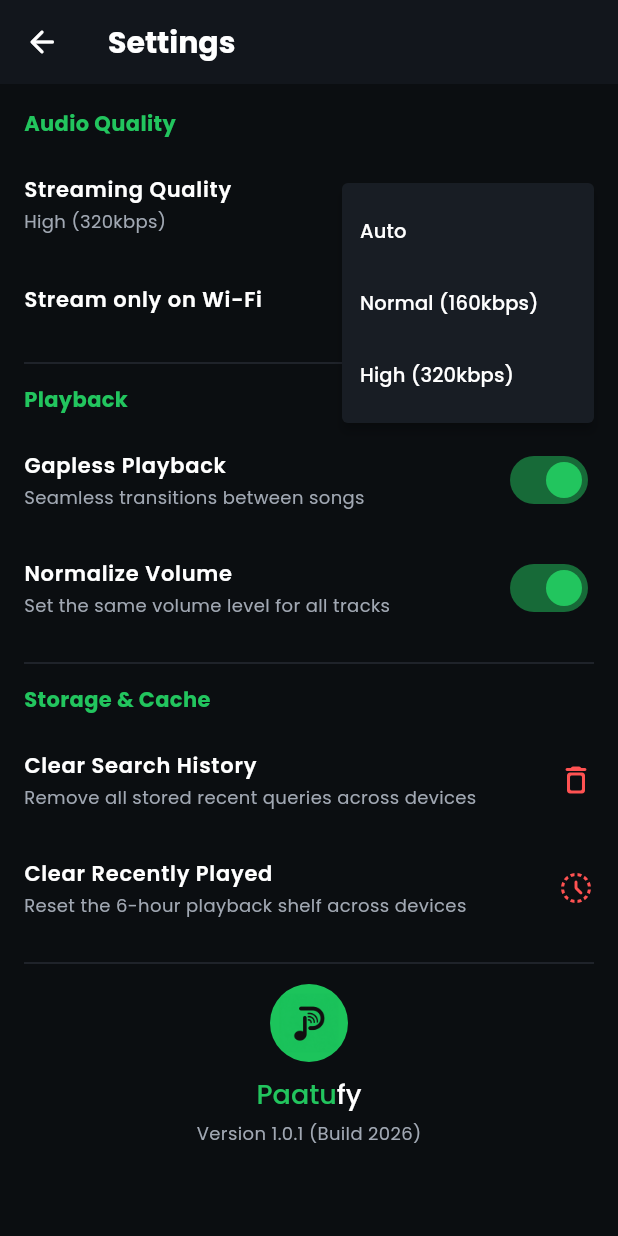
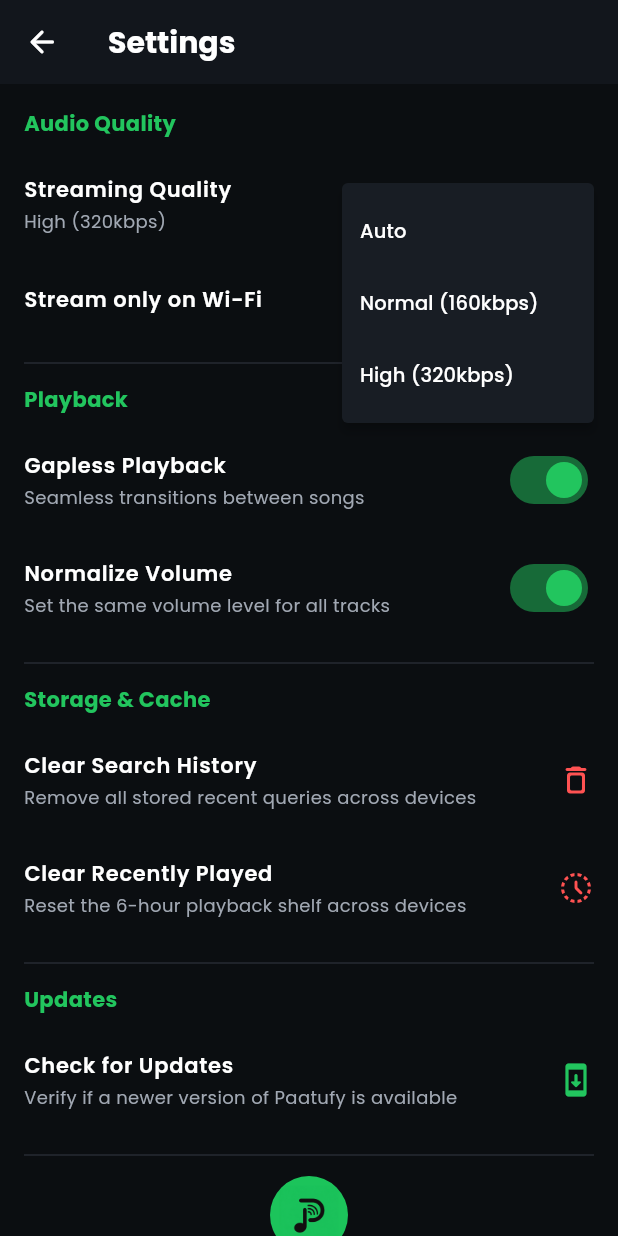
Before and after one commit to madhanrajdeveloper/paatufy, a Flutter app: the SettingsScreen screen opened by its route, after a tap on the "arrow drop down" icon, on a phone screen of 412 x 824 dp. Run offline on Flutter 3.47's test engine with Material 3 defaults, Android fonts, the phone set to English and light mode, and no system bars; our stand-ins replace audio_service, cached_network_image, cloud_firestore, dio, firebase_core, flutter_riverpod and 9 more; accounts and stored records are empty.

Commit message:
feat: Add app version display and manual update check functionality in settings screen (#9)

```diff
--- a/lib/features/profile/presentation/screens/settings_screen.dart
+++ b/lib/features/profile/presentation/screens/settings_screen.dart
@@ -1,9 +1,12 @@
 import 'package:flutter/material.dart';
 import 'package:flutter_riverpod/flutter_riverpod.dart';
 import 'package:google_fonts/google_fonts.dart';
+import 'package:package_info_plus/package_info_plus.dart';
+import 'package:paatufy/core/services/app_update_service.dart';
 import 'package:paatufy/core/services/firestore_service.dart';
 import 'package:paatufy/core/storage/hive_service.dart';
 import 'package:paatufy/core/theme/app_theme.dart';
+import 'package:paatufy/core/widgets/update_dialog.dart';
 import 'package:paatufy/features/auth/presentation/controllers/auth_controller.dart';
 import 'package:paatufy/models/user_model.dart';
 
@@ -20,6 +23,9 @@ class _SettingsScreenState extends ConsumerState<SettingsScreen> {
   late bool _gaplessPlayback;
   late bool _streamOnWifiOnly;
 
+  String _currentAppVersion = 'Loading...';
+  bool _isCheckingUpdate = false;
+
   @override
   void initState() {
     super.initState();
@@ -28,6 +34,52 @@ class _SettingsScreenState extends ConsumerState<SettingsScreen> {
     _streamOnWifiOnly = user?.streamOnWifiOnly ?? false;
     _normalizeVolume = user?.normalizeVolume ?? true;
     _gaplessPlayback = user?.gaplessPlayback ?? true;
+
+    _loadAppVersion();
+  }
+
+  Future<void> _loadAppVersion() async {
+    try {
+      final packageInfo = await PackageInfo.fromPlatform();
+      if (mounted) {
+        setState(() {
+          _currentAppVersion = 'Version ${packageInfo.version} (Build ${packageInfo.buildNumber})';
+        });
+      }
+    } catch (_) {
+      if (mounted) {
+        setState(() {
+          _currentAppVersion = 'Version 1.0.0';
+        });
+      }
+    }
+  }
+
+  Future<void> _manualCheckForUpdate() async {
+    if (_isCheckingUpdate) return;
+
+    setState(() => _isCheckingUpdate = true);
+
+    final updateInfo = await AppUpdateService.checkForUpdate();
+
+    if (!mounted) return;
+    setState(() => _isCheckingUpdate = false);
+
+    if (updateInfo != null && updateInfo.isUpdateAvailable) {
+      UpdateDialog.show(context, updateInfo);
+    } else {
+      ScaffoldMessenger.of(context).showSnackBar(
+        SnackBar(
+          content: Text(
+            'You are on the latest version of Paatufy!',
+            style: GoogleFonts.poppins(color: Colors.white),
+          ),
+          backgroundColor: const Color(0xFF1E242B),
+          behavior: SnackBarBehavior.floating,
+          duration: const Duration(seconds: 2),
+        ),
+      );
+    }
   }
 
   Future<void> _updateSetting({
@@ -183,7 +235,7 @@ class _SettingsScreenState extends ConsumerState<SettingsScreen> {
           ),
           const Divider(color: AppTheme.divider, height: 28),
 
-          // Storage & Cache (Synced across Cloud & Local Storage)
+          // Storage & Cache
           Text(
             'Storage & Cache',
             style: GoogleFonts.poppins(
@@ -241,6 +293,37 @@ class _SettingsScreenState extends ConsumerState<SettingsScreen> {
           ),
           const Divider(color: AppTheme.divider, height: 28),
 
+          // App Updates Section
+          Text(
+            'Updates',
+            style: GoogleFonts.poppins(
+              color: const Color(0xFF22C55E),
+              fontWeight: FontWeight.bold,
+              fontSize: 14,
+            ),
+          ),
+          const SizedBox(height: 8),
+          ListTile(
+            contentPadding: EdgeInsets.zero,
+            title: Text(
+              'Check for Updates',
+              style: GoogleFonts.poppins(fontWeight: FontWeight.w600, fontSize: 14),
+            ),
+            subtitle: Text(
+              'Verify if a newer version of Paatufy is available',
+              style: GoogleFonts.poppins(color: AppTheme.textSecondary, fontSize: 12),
+            ),
+            trailing: _isCheckingUpdate
+                ? const SizedBox(
+                    width: 20,
+                    height: 20,
+                    child: CircularProgressIndicator(strokeWidth: 2, color: Color(0xFF22C55E)),
+                  )
+                : const Icon(Icons.system_update_rounded, color: Color(0xFF22C55E)),
+            onTap: _manualCheckForUpdate,
+          ),
+          const Divider(color: AppTheme.divider, height: 28),
+
           // Brand Logo & About Info
           Center(
             child: Column(
@@ -283,7 +366,7 @@ class _SettingsScreenState extends ConsumerState<SettingsScreen> {
                 ),
                 const SizedBox(height: 4),
                 Text(
-                  'Version 1.0.1 (Build 2026)',
+                  _currentAppVersion,
                   style: GoogleFonts.poppins(color: AppTheme.textSecondary, fontSize: 12),
                 ),
               ],
```
